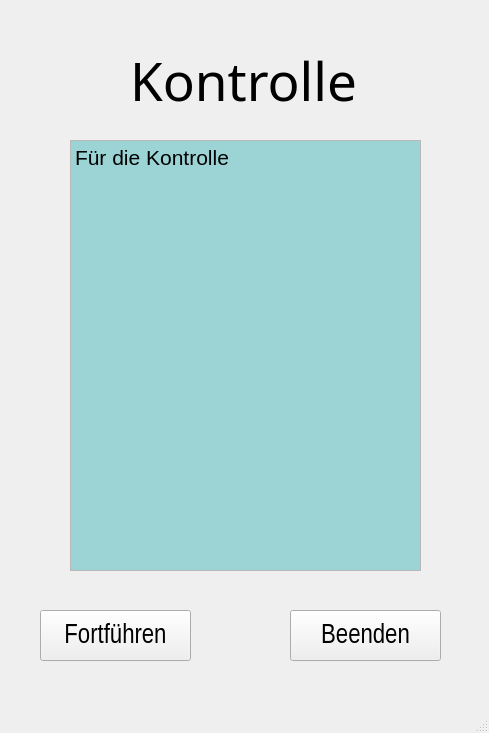
The window that dipl_Kontrolle/KontrollWindow_v1.ui (diplomarbeit-PCR/Diplomarbeit_PCR) describes before a commit, drawn with Qt 5.
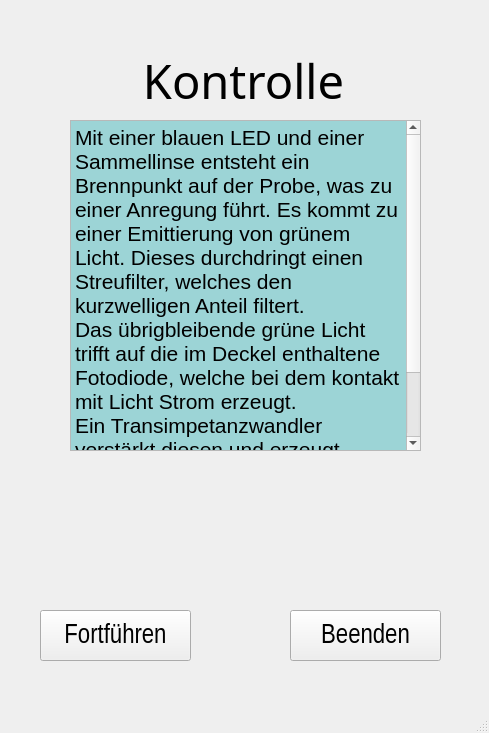
The same window after the commit.

What changed in the file:
```diff
--- a/dipl_Kontrolle/KontrollWindow_v1.ui
+++ b/dipl_Kontrolle/KontrollWindow_v1.ui
@@ -18,9 +18,9 @@
     <property name="geometry">
      <rect>
       <x>70</x>
-      <y>140</y>
+      <y>120</y>
       <width>351</width>
-      <height>431</height>
+      <height>331</height>
      </rect>
     </property>
     <property name="readOnly">
@@ -34,7 +34,7 @@
 li.unchecked::marker { content: &quot;\2610&quot;; }
 li.checked::marker { content: &quot;\2612&quot;; }
 &lt;/style&gt;&lt;/head&gt;&lt;body style=&quot; font-family:'Segoe UI'; font-size:9pt; font-weight:400; font-style:normal;&quot; bgcolor=&quot;#9cd4d6&quot;&gt;
-&lt;p style=&quot; margin-top:12px; margin-bottom:12px; margin-left:0px; margin-right:0px; -qt-block-indent:0; text-indent:0px;&quot;&gt;&lt;span style=&quot; font-family:'Arial Narrow','sans-serif'; font-size:16pt;&quot;&gt;Für die Kontrolle&lt;/span&gt;&lt;/p&gt;&lt;/body&gt;&lt;/html&gt;</string>
+&lt;p style=&quot; margin-top:12px; margin-bottom:12px; margin-left:0px; margin-right:0px; -qt-block-indent:0; text-indent:0px;&quot;&gt;&lt;span style=&quot; font-family:'Arial Narrow','sans-serif'; font-size:16pt;&quot;&gt;Mit einer blauen LED und einer Sammellinse entsteht ein Brennpunkt auf der Probe, was zu einer Anregung führt. Es kommt zu einer Emittierung von grünem Licht. Dieses durchdringt einen Streufilter, welches den kurzwelligen Anteil filtert.&lt;br /&gt;Das übrigbleibende grüne Licht trifft auf die im Deckel enthaltene Fotodiode, welche bei dem kontakt mit Licht Strom erzeugt. &lt;br /&gt;Ein Transimpetanzwandler verstärkt diesen und erzeugt Spannung. &lt;br /&gt;Der Arduino liest diese ein und misst daraus die Lichtintensität.&lt;/span&gt;&lt;/p&gt;&lt;/body&gt;&lt;/html&gt;</string>
     </property>
    </widget>
    <widget class="QLabel" name="label">
@@ -49,7 +49,7 @@
     <property name="font">
      <font>
       <family>Tw Cen MT</family>
-      <pointsize>40</pointsize>
+      <pointsize>35</pointsize>
       <bold>false</bold>
      </font>
     </property>
@@ -98,6 +98,19 @@
      <string>Fortführen</string>
     </property>
    </widget>
+   <widget class="QLabel" name="label_detektor">
+    <property name="geometry">
+     <rect>
+      <x>50</x>
+      <y>470</y>
+      <width>401</width>
+      <height>101</height>
+     </rect>
+    </property>
+    <property name="text">
+     <string/>
+    </property>
+   </widget>
   </widget>
   <widget class="QMenuBar" name="menubar">
    <property name="geometry">
```
